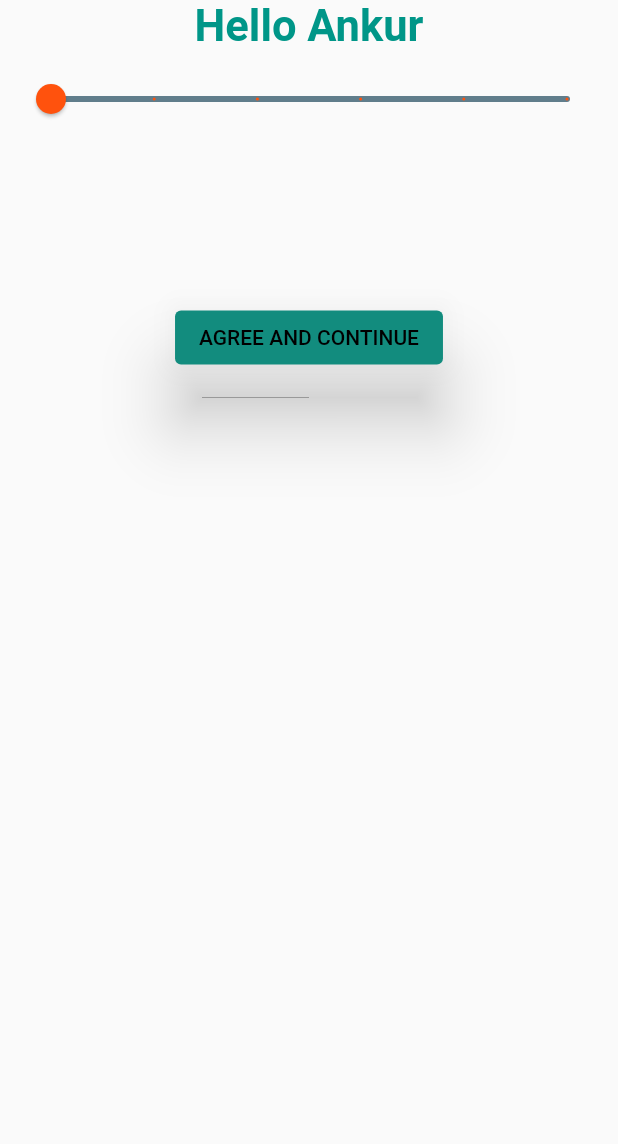
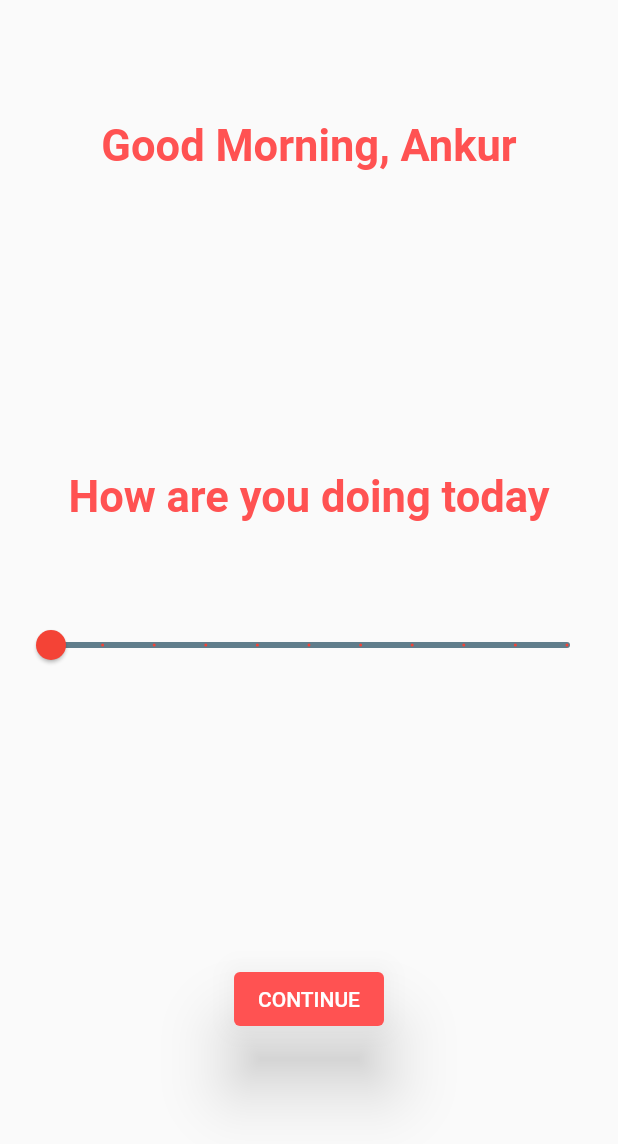
Before and after one commit to ankurk10/Rewards-App-Festa, a Flutter app: the screen it shows after launch, on a phone screen of 412 x 824 dp. Shown: the top 1144 px of the screen. Run offline on Flutter 3.47's test engine with Material 2 defaults, Android fonts, the phone set to English and light mode, and no system bars; our stand-ins replace bottom_navy_bar, flutter_xlider; missing offline and left inert: switcher_button.

Commit message:
Improved Welcome Screen

```diff
--- a/lib/bottom_nav.dart
+++ b/lib/bottom_nav.dart
@@ -63,13 +63,13 @@ class _MyHomePageState extends State<MyHomePage> {
             title: Text(
               'Benefits',
             ),
-            activeColor: Colors.pink,
+            activeColor: Colors.red,
             textAlign: TextAlign.center,
           ),
           BottomNavyBarItem(
             icon: Icon(Icons.work_outlined),
             title: Text('Career'),
-            activeColor: Colors.blue,
+            activeColor: Colors.pink,
             textAlign: TextAlign.center,
           ),
         ],
--- a/lib/career_screen.dart
+++ b/lib/career_screen.dart
@@ -17,7 +17,7 @@ class CareerScreen extends StatelessWidget {
                   "My Career",
                   textAlign: TextAlign.center,
                   style: TextStyle(
-                    color: Colors.teal,
+                    color: Colors.pink,
                     fontSize: 35,
                     fontWeight: FontWeight.w600,
                   ),
@@ -51,7 +51,7 @@ class CareerScreen extends StatelessWidget {
                   height: 60,
                   onPressed: () {
                   },
-                  color: Colors.teal,
+                  color: Colors.pink,
                   elevation: 0,
                   shape: RoundedRectangleBorder(
                     borderRadius: BorderRadius.circular(50),
--- a/lib/welcome_screen.dart
+++ b/lib/welcome_screen.dart
@@ -1,5 +1,6 @@
 import 'package:flutter/material.dart';
 import 'package:rewards_app/bottom_nav.dart';
+import 'package:flutter_xlider/flutter_xlider.dart';
 
 class welcome_screen extends StatefulWidget {
   const welcome_screen({ Key? key }) : super(key: key);
@@ -9,10 +10,9 @@ class welcome_screen extends StatefulWidget {
 }
 
 class _welcome_screenState extends State<welcome_screen> {
-  var myFeedbackText = "COULD BE BETTER";
+  var myFeedbackText = "Average";
   var sliderValue = 0.0;
   Color myFeedbackColor = Colors.red;
-
   var sliderVal = 0.0;
 
   @override
@@ -24,16 +24,42 @@ class _welcome_screenState extends State<welcome_screen> {
         child: SafeArea(
           child: Column(
             children: [
+              SizedBox(
+                height: 80,
+                width: 20,
+              ),
               const Center(
                 child: Text(
-                  "Hello Ankur",
+                  "Good Morning, Ankur",
                   textAlign: TextAlign.center,
                   style: TextStyle(
-                    color: Colors.teal,
+                    color: Colors.redAccent,
                     fontSize: 29,
                     fontWeight: FontWeight.w600,
                   ),
                 ),
+              ),
+
+              SizedBox(
+                height: 200,
+                width: 50,
+              ),
+
+              Text(
+                "How are you doing today",
+
+                    style:TextStyle(
+                        color: Colors.redAccent,
+                        fontSize: 29,
+                        fontWeight: FontWeight.w600,
+
+
+              ),
+              ),
+
+              SizedBox(
+                height: 50,
+                width: 50,
               ),
 
               Padding(
@@ -41,32 +67,27 @@ class _welcome_screenState extends State<welcome_screen> {
                 child: Slider(
                   min: 0.0,
                   max: 5.0,
-                  divisions: 5,
+                  divisions: 10,
                   value: sliderVal,
-                  activeColor: const Color(0xffff520d),
+                  activeColor: const Color(0xFFF44336),
                   inactiveColor: Colors.blueGrey,
                   onChanged: (newValue) {
                     setState(() {
                       sliderVal = newValue;
                       if (sliderVal >= 0.0 && sliderVal <= 1.0) {
-                        myFeedbackColor = Colors.red;
-                        myFeedbackText = "COULD BE BETTER";
+                        myFeedbackText = "Bad";
                       }
                       if (sliderVal >= 1.1 && sliderVal <= 2.0) {
-                        myFeedbackColor = Colors.yellow;
-                        myFeedbackText = "BELOW AVERAGE";
+                        myFeedbackText = "Average";
                       }
                       if (sliderVal >= 2.1 && sliderVal <= 3.0) {
-                        myFeedbackColor = Colors.amber;
-                        myFeedbackText = "NORMAL";
+                        myFeedbackText = "Normal";
                       }
                       if (sliderVal >= 3.1 && sliderVal <= 4.0) {
-                        myFeedbackColor = Colors.green;
-                        myFeedbackText = "GOOD";
+                        myFeedbackText = "Good";
                       }
                       if (sliderVal >= 4.1 && sliderVal <= 5.0) {
-                        myFeedbackColor = const Color(0xffff520d);
-                        myFeedbackText = "EXCELLENT";
+                        myFeedbackText = "Excellent";
                       }
                     });
                   },
@@ -74,20 +95,22 @@ class _welcome_screenState extends State<welcome_screen> {
               ),
 
               SizedBox(
-                height: MediaQuery.of(context).size.height/8,
+                height: 180,
+                width: 50,
               ),
+
 
               ButtonTheme(
                 height: 40,
                 minWidth: 300,
                 child: ElevatedButton(
-                  child: const Text("AGREE AND CONTINUE",
+                  child: const Text("CONTINUE",
                     style: TextStyle(
-                        color: Colors.black
+                        color: Colors.white
                     ),
                   ),
                   style: ElevatedButton.styleFrom(
-                    primary: Color(0xFF128C7E),
+                    primary: Colors.redAccent,
                     elevation: 20,
                   ),
                   onPressed: ()
@@ -101,6 +124,7 @@ class _welcome_screenState extends State<welcome_screen> {
                 ),
               ),
 
+
             ],
           ),
         ),
--- a/pubspec.yaml
+++ b/pubspec.yaml
@@ -32,6 +32,7 @@ dependencies:
   bottom_navy_bar: ^6.0.0
   divine_card: ^0.1.0
   switcher_button: ^0.0.4
+  flutter_xlider: ^3.4.0
 
 
   # The following adds the Cupertino Icons font to your application.
```
Also changed, not shown: lib/benefits_screen.dart (+5 -4 lines), lib/pay_screen.dart (+5 -4 lines), lib/rewards_screen.dart (+5 -4 lines), pubspec.lock.
